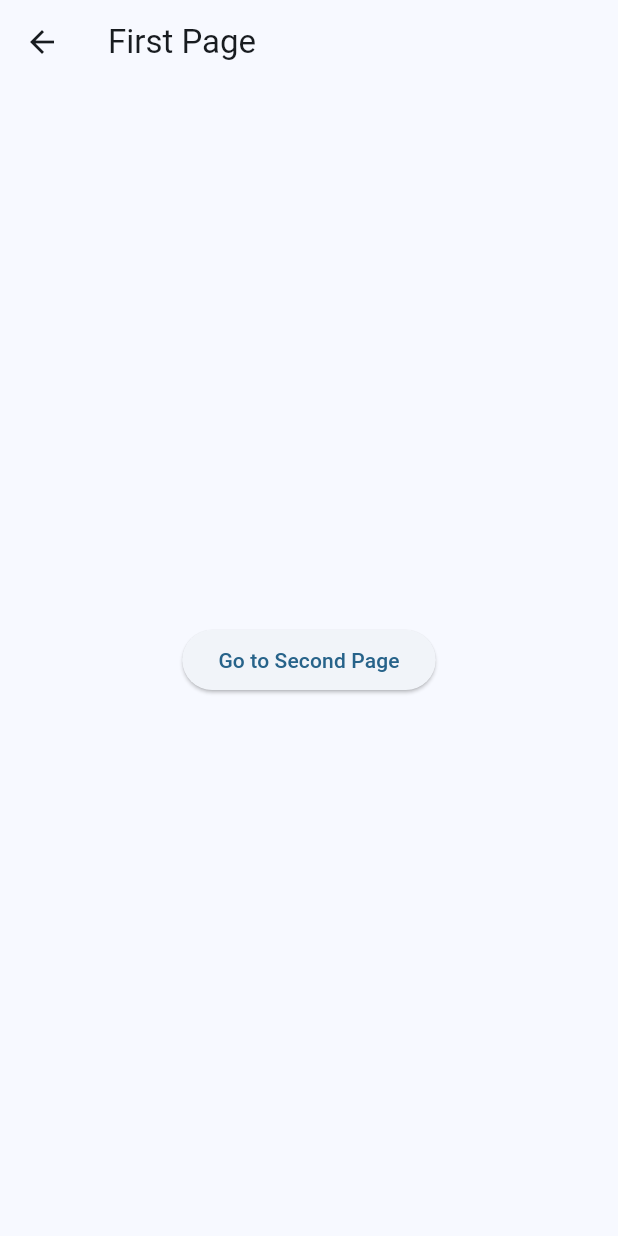
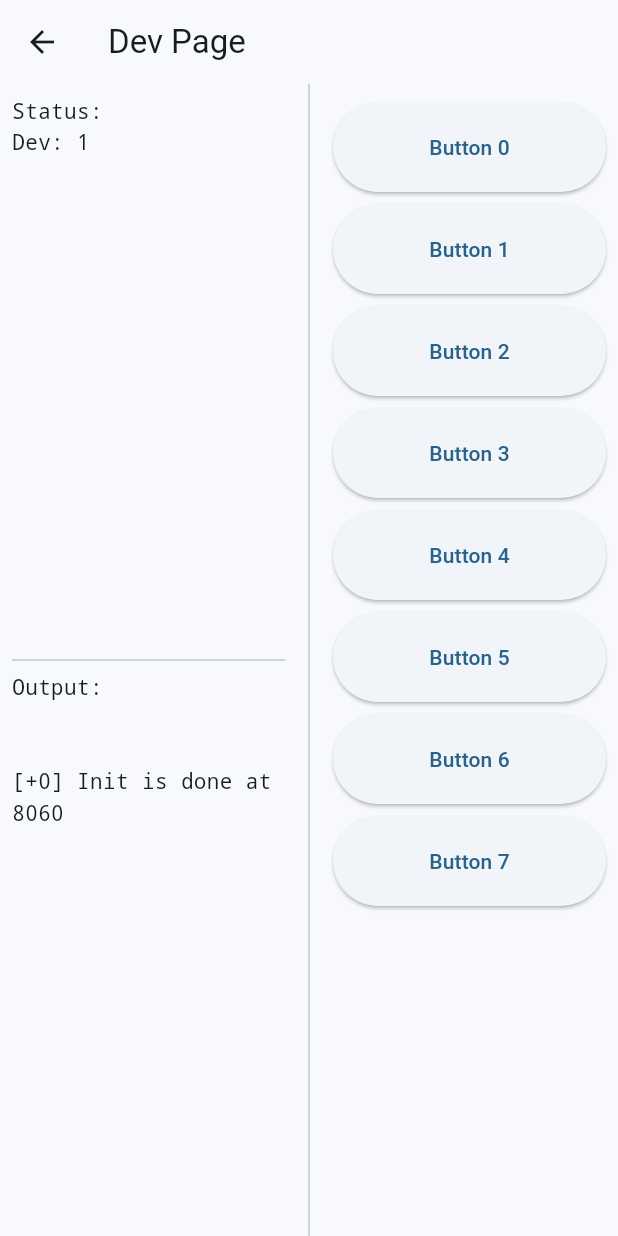
Before and after one commit to savejeff/FandomClashApp, a Flutter app: the screen it shows after launch, after a tap on the "add" icon, on a phone screen of 412 x 824 dp. Run offline on Flutter 3.47's test engine with Material 3 defaults, Android fonts, the phone set to English and light mode, and no system bars; our stand-ins replace sprintf.

Commit message:
implemented Dev Page introduced util funcs like millis, format() and executeevery etc

```diff
--- a/lib/global.dart
+++ b/lib/global.dart
@@ -1,6 +1,11 @@
 // global.dart
+import 'package:fandom_clash/modules/game_manager.dart';
+
+import 'util.dart';
+
 import 'modules/character_manager.dart';
 import 'modules/develop_manager.dart';
+import 'modules/game_manager.dart';
 
 
 // Global Singleton
@@ -18,10 +23,13 @@ class Global {
 
   // Manager classes
   final CharacterManager characterManager = CharacterManager();
+  final GameManager GameMan = GameManager();
   final DevelopManager developManager = DevelopManager();
+
 
   // init() method to initialize all components
   void init() {
+    millis();
     // Initialize components if needed
     // For now, there may be nothing specific to initialize
   }
--- a/lib/main.dart
+++ b/lib/main.dart
@@ -5,7 +5,7 @@ import 'mechanics.dart';
 import 'global.dart';
 
 import 'pages/main_page.dart';
-import 'pages/dev_page.dart';
+import 'pages/develop/dev_page.dart';
 
 
 
--- /dev/null
+++ b/lib/pages/develop/dev_page.dart
@@ -0,0 +1,233 @@
+import 'package:flutter/material.dart';
+import 'dart:async';
+
+import '../../util.dart';
+
+
+class DevPage extends StatefulWidget {
+  @override
+  _DevPageState createState() => _DevPageState();
+}
+
+class _DevPageState extends State<DevPage> {
+
+  bool updateRunning = false;
+  ExecuterEvery EXECUTE_EVERY_STATUS = ExecuterEvery(1000);
+
+  Timer? _timer; // Store the Timer reference
+
+  /*******************************************************/
+
+  String debugTxtOut = "";
+  String debugTxtStatus = "";
+  bool _log_direction = false;
+  int _time_last_log = 0;
+
+
+  void LogClear() {
+    setState(() {
+      debugTxtOut = "";
+      _time_last_log = millis();
+    });
+  }
+
+
+  void LogX(String sformat, [List<Object>? args]) {
+    String msg = format(sformat, args);
+
+    if (_time_last_log == 0) {
+      _time_last_log = millis();
+    }
+
+    String newLogEntry = "[+${millis() - _time_last_log}] $msg";
+    if (_log_direction) {
+      setState(() {
+        debugTxtOut = "$newLogEntry\n$debugTxtOut";
+      });
+    } else {
+      setState(() {
+        debugTxtOut += "\n$newLogEntry";
+      });
+    }
+
+    print(newLogEntry); // Equivalent to Log.d(TAG, msg) in Android
+
+    _time_last_log = millis();
+  }
+
+
+  /*******************************************************/
+
+  @override
+  void initState() {
+    super.initState();
+    InitUI();
+    UpdateUI();
+
+    /*
+    Timer.periodic(Duration(milliseconds: 100), (Timer timer) {
+      Update();
+    });*/
+
+    // Start the timer when the page is created
+    _timer = Timer.periodic(Duration(milliseconds: 100), (Timer timer) {
+      Update();
+    });
+
+    LogX("Init is done at %d", [millis()]);
+  }
+
+
+  @override
+  void dispose() {
+
+    // Cancel the timer when the page is destroyed
+    if (_timer != null && _timer!.isActive) {
+      _timer!.cancel();
+    }
+
+    super.dispose();
+  }
+
+
+
+  void Update() {
+
+    if(EXECUTE_EVERY_STATUS.itsTime()) {
+
+      /********************* regular logic here ******************/
+
+      //LogX(">>> Update Period");
+
+      /************************************************************/
+
+    }
+  }
+
+
+
+  void InitUI() {
+    // Define button actions and texts
+  }
+
+  Future<void> UpdateUI() async {
+    if (!updateRunning) {
+      setState(() {
+        updateRunning = true;
+      });
+
+      final StringBuffer txtStatus = StringBuffer();
+      final StringBuffer txtOut = StringBuffer();
+
+      await Future.delayed(Duration(milliseconds: 1), () {
+        // Example asynchronous operation
+
+        // Example: Add status and output texts
+        txtStatus.write("Dev: 1\n");
+
+        if (debugTxtStatus.isNotEmpty) {
+          txtStatus.write("\n$debugTxtStatus");
+        }
+
+        if (debugTxtOut.isNotEmpty) {
+          txtOut.write("\n$debugTxtOut");
+        }
+
+        setState(() {
+          debugTxtStatus = txtStatus.toString();
+          debugTxtOut = txtOut.toString();
+        });
+
+        updateRunning = false;
+      });
+    }
+  }
+
+
+
+  @override
+  Widget build(BuildContext context) {
+    return Scaffold(
+      appBar: AppBar(
+        title: Text('Dev Page'),
+      ),
+      body: Row(
+        children: [
+          // Left side: Status and Log
+          Expanded(
+            flex: 1,
+            child: Padding(
+              padding: const EdgeInsets.all(8.0),
+              child: Column(
+                crossAxisAlignment: CrossAxisAlignment.start,
+                children: [
+                  Expanded(
+                    child: SingleChildScrollView(
+                      child: Text(
+                        'Status:\n$debugTxtStatus',
+                        style: TextStyle(fontFamily: 'monospace', height: 1.5),
+                      ),
+                    ),
+                  ),
+                  Divider(),
+                  Expanded(
+                    child: SingleChildScrollView(
+                      child: Text(
+                        'Output:\n$debugTxtOut',
+                        style: TextStyle(fontFamily: 'monospace', height: 1.5),
+                      ),
+                    ),
+                  ),
+                ],
+              ),
+            ),
+          ),
+
+          VerticalDivider(), // Divider between columns
+
+          // Right side: Buttons
+          Expanded(
+            flex: 1,
+            child: Padding(
+              padding: const EdgeInsets.all(8.0),
+              child: Column(
+                children: [
+                  for (int i = 0; i < 8; i++)
+                    Padding(
+                      padding: const EdgeInsets.symmetric(vertical: 4.0),
+                      child: ElevatedButton(
+                        onPressed: () => onButtonPressed(i),
+                        child: Text('Button $i'),
+                        style: ElevatedButton.styleFrom(
+                          minimumSize: Size(double.infinity, 60),
+                        ),
+                      ),
+                    ),
+                ],
+              ),
+            ),
+          ),
+        ],
+      ),
+    );
+  }
+
+  void onButtonPressed(int index) {
+    switch (index) {
+      case 0:
+        LogX('Button 0 Pressed: Rebuild Time Segments');
+        break;
+      case 1:
+        LogX('Button 1 Pressed: Clear Time Segments');
+        LogClear();
+        break;
+    // Add more cases for other buttons
+      default:
+        LogX('Button $index Pressed');
+        break;
+    }
+    UpdateUI();
+  }
+
+
+}
--- a/lib/pages/main_page.dart
+++ b/lib/pages/main_page.dart
@@ -4,7 +4,7 @@ import '../target_picker.dart';
 import '../mechanics.dart';
 import '../global.dart';
 
-import 'dev_page.dart';
+import 'develop/dev_page.dart';
 
 import '../widgets/character_stats_widget.dart';
 import '../widgets/action_interface_widget.dart';
@@ -64,7 +64,7 @@ class _MyHomePageState extends State<MyHomePage> {
 
       Navigator.push(
         context,
-        MaterialPageRoute(builder: (context) => FirstPage()),
+        MaterialPageRoute(builder: (context) => DevPage()),
       );
 
     });
@@ -73,6 +73,7 @@ class _MyHomePageState extends State<MyHomePage> {
   // Function to handle character selection
   void _selectCharacter(Character character) {
     setState(() {
+      Global().GameMan.character_selected = character;
       selectedCharacter = character;
     });
   }
@@ -114,10 +115,10 @@ class _MyHomePageState extends State<MyHomePage> {
           // Right Side: Action interface
           Expanded(
             flex: 1,
-            child: selectedCharacter != null
+            //child: selectedCharacter != null
+            child: Global().GameMan.character_selected != null
                 ? ActionInterface(
-              character: selectedCharacter!,
-              //characters: characters, // Pass the characters list
+              character: Global().GameMan.character_selected!,
               onUpdate: () {
                 setState(() {
                   // Update UI when character changes
--- a/lib/util.dart
+++ b/lib/util.dart
@@ -1,5 +1,7 @@
 // util.dart
 import 'dart:math';
+import 'package:sprintf/sprintf.dart';
+
 
 // Random number generator
 final Random _random = Random();
@@ -36,3 +38,49 @@ int averageRollWithAdvantage() {
 int averageRollWithDisadvantage() {
   return (rollWithDisadvantage()) ~/ 2;
 }
+
+
+
+int _millis0 = millis_epoch();
+
+int millis() {
+  return millis_epoch() - _millis0;
+}
+
+
+int millis_epoch() {
+  return DateTime.now().millisecondsSinceEpoch;
+}
+
+String format(String format, [List<Object>? args]) {
+  String msg = format;
+  try {
+    msg = args != null
+        ? sprintf(format, args)
+        : format;
+  } catch (e) {
+    // Handle error in format (if any)
+  }
+
+  return msg;
+}
+
+
+class ExecuterEvery {
+  int executeDt; // [ms] period of execution
+  int lastTimeExecute = 0;
+
+  ExecuterEvery(this.executeDt);
+
+  bool itsTime() {
+    if (_millisSince(lastTimeExecute) > executeDt) {
+      lastTimeExecute = millis();
+      return true;
+    }
+    return false;
+  }
+
+  int _millisSince(int lastTime) {
+    return millis() - lastTime;
+  }
+}
--- a/pubspec.yaml
+++ b/pubspec.yaml
@@ -30,6 +30,8 @@ environment:
 dependencies:
   flutter:
     sdk: flutter
+
+  sprintf: "^7.0.0" # https://pub.dev/packages/sprintf
 
 
   # The following adds the Cupertino Icons font to your application.
```
Also changed, not shown: lib/pages/develop/dev_page_navigation_page.dart (renamed from lib/pages/dev_page.dart), pubspec.lock.
